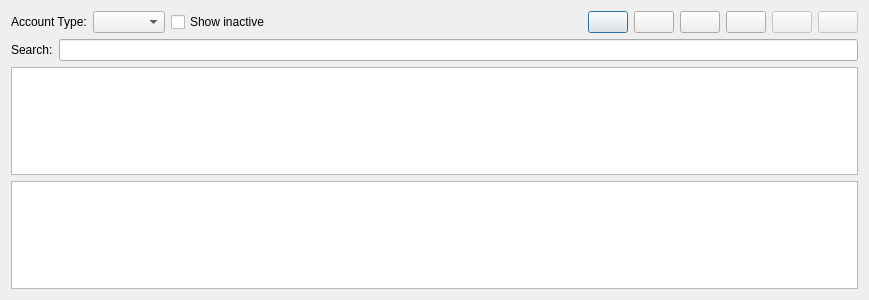
Before: the Qt Designer form jal/ui/reference_data_dlg.ui in titov-vv/jal, drawn with Qt 5.
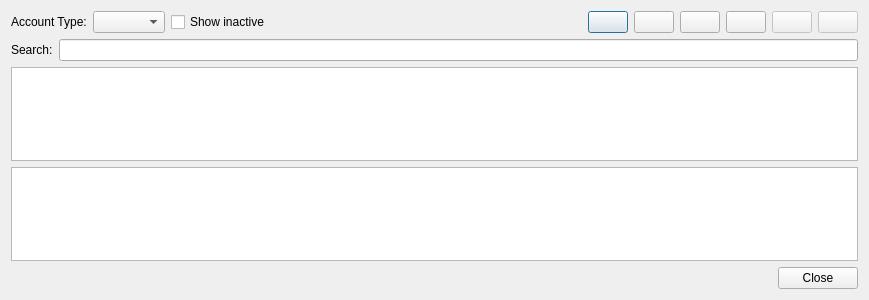
After: the same form once the commit is applied.

Commit message: UI colors from theme, not custom defined. Standard OK/Cancel dialog boxes instead of custom buttons.

Patch:
```diff
--- a/jal/ui/reference_data_dlg.ui
+++ b/jal/ui/reference_data_dlg.ui
@@ -230,6 +230,16 @@
      </attribute>
     </widget>
    </item>
+   <item>
+    <widget class="QDialogButtonBox" name="DialogButtonBox">
+     <property name="orientation">
+      <enum>Qt::Orientation::Horizontal</enum>
+     </property>
+     <property name="standardButtons">
+      <set>QDialogButtonBox::StandardButton::Close</set>
+     </property>
+    </widget>
+   </item>
   </layout>
  </widget>
  <tabstops>
```
Left out of the diff: 1 changed line with no effect on the pictures. The commit also changes 49 other files.
